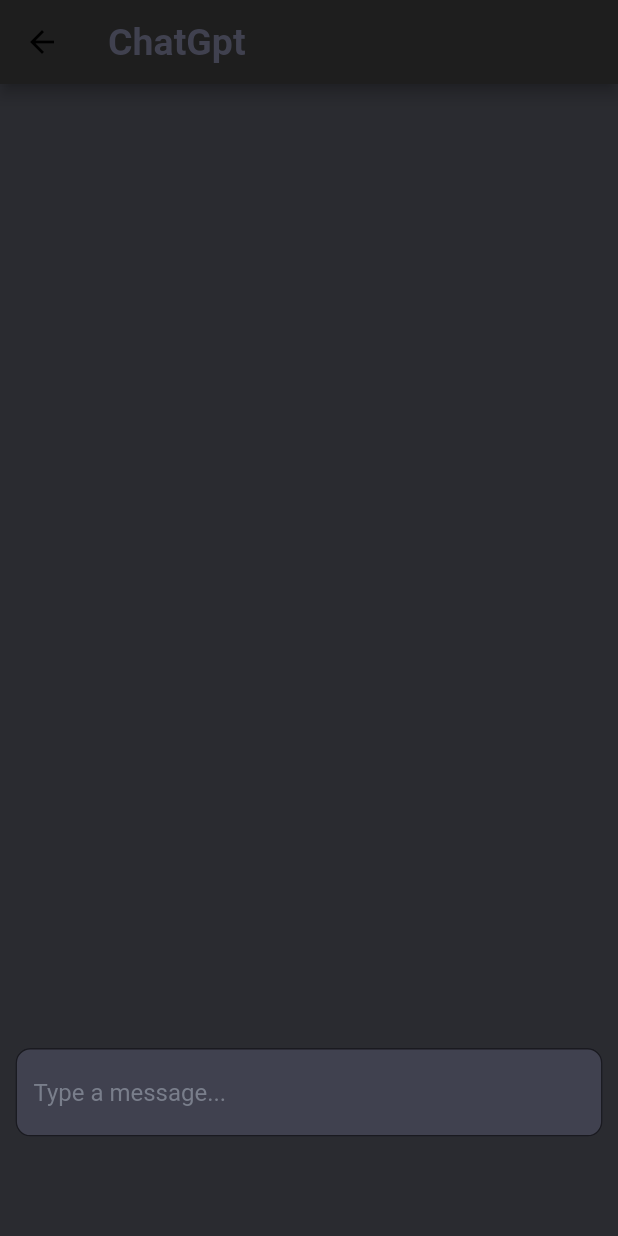
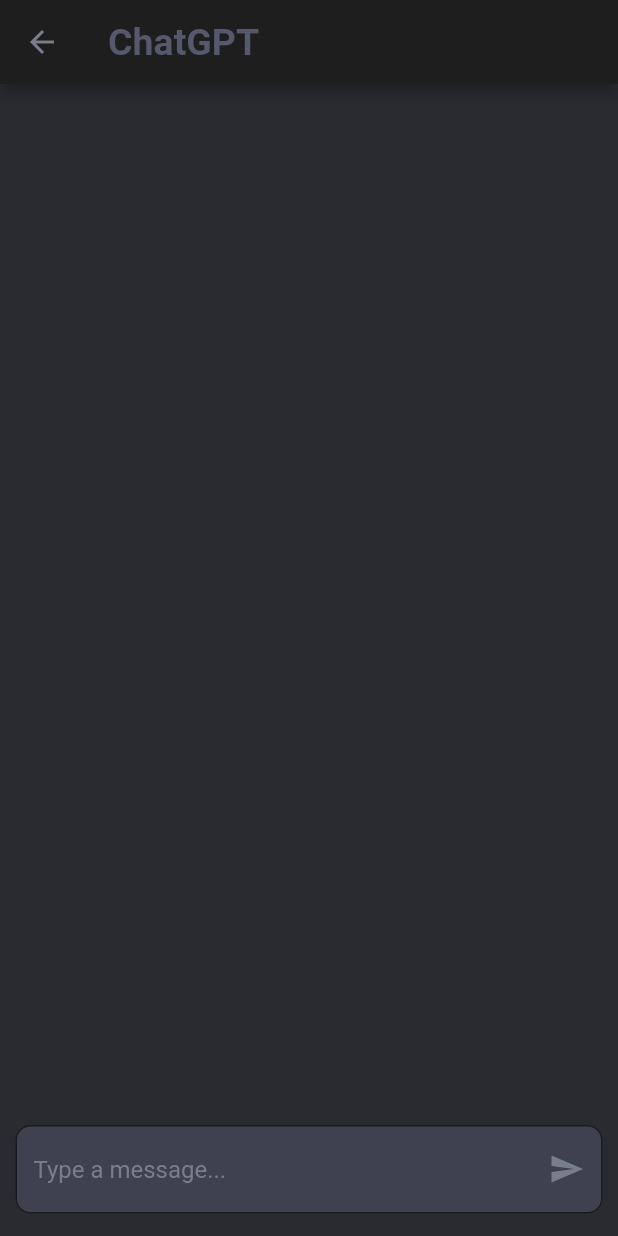
Before and after one commit to Killua-22/ChatGPTBot, a Flutter app: the screen it shows after launch, after a tap on "Get Started!", on a phone screen of 412 x 824 dp. Run offline on Flutter 3.47's test engine with Material 2 defaults, Android fonts, the light colour scheme and no system bars.

Commit message:
SEcond commit - Chat page UI minor changes

```diff
--- a/lib/chatscreen.dart
+++ b/lib/chatscreen.dart
@@ -13,26 +13,42 @@
   @override
   Widget build(BuildContext context) {
     var size = MediaQuery.of(context).size;
+    print(size.height * 0.01);
     return Scaffold(
       backgroundColor: Color(0xFF2A2B30),
       appBar: AppBar(
+        iconTheme: IconThemeData(color: Color(0xFF797E8B)),
         backgroundColor: Color(0xFF1E1E1E),
         title: const Text(
-          "ChatGpt",
+          "ChatGPT",
           style: TextStyle(
             fontSize: 25,
-            color: Color(0xFF40414F),
+            color: Color.fromARGB(255, 86, 88, 110),
             fontWeight: FontWeight.bold,
           ),
         ),
       ),
       body: Column(children: [
-        Container(height: size.height * 0.78),
-        Container(
-          // height: size.height * 0.2,
+        Expanded(
+          child: Container(height: size.height),
+        ),
+        Padding(
+          padding: EdgeInsets.only(
+              left: size.width * 0.025, right: size.width * 0.025, bottom: 15),
+          child: SizedBox(
+            // height: size.height * 0.78,
             width: size.width * 0.95,
             child: TextField(
+              style: TextStyle(color: Colors.white),
               decoration: InputDecoration(
+                // contentPadding: EdgeInsets.only(right: 20),
+                suffixIcon: IconButton(
+                  onPressed: () {},
+                  icon: Icon(
+                    Icons.send,
+                    color: Color(0xFF797E8B),
+                  ),
+                ),
                 hintStyle: TextStyle(color: Color(0xFF797E8B)),
                 hintText: "Type a message...",
                 filled: true,
@@ -42,6 +58,7 @@
               ),
             ),
           ),
+        ),
       ]),
       // ),
     );
--- a/lib/main.dart
+++ b/lib/main.dart
@@ -12,6 +12,7 @@
   @override
   Widget build(BuildContext context) {
     return MaterialApp(
+      debugShowCheckedModeBanner: false,
       title: 'ChatGpt Chatbot',
       theme: ThemeData(
         primarySwatch: Colors.grey,
```
Lines whose indentation alone changed are shown as unchanged.
